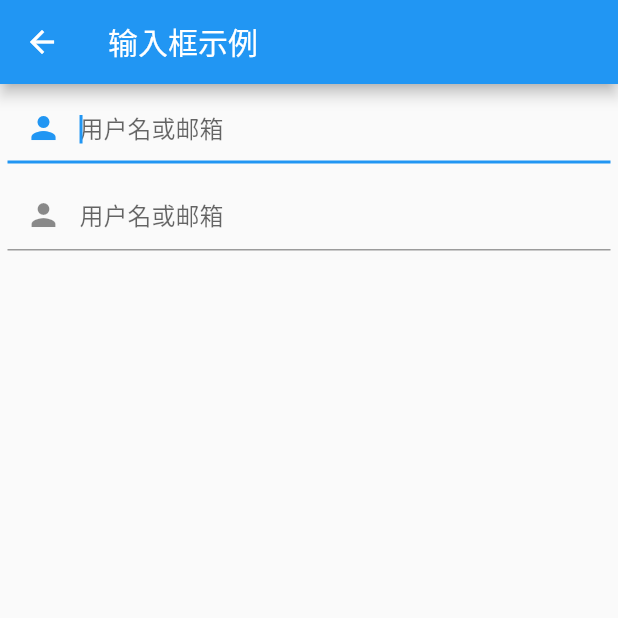
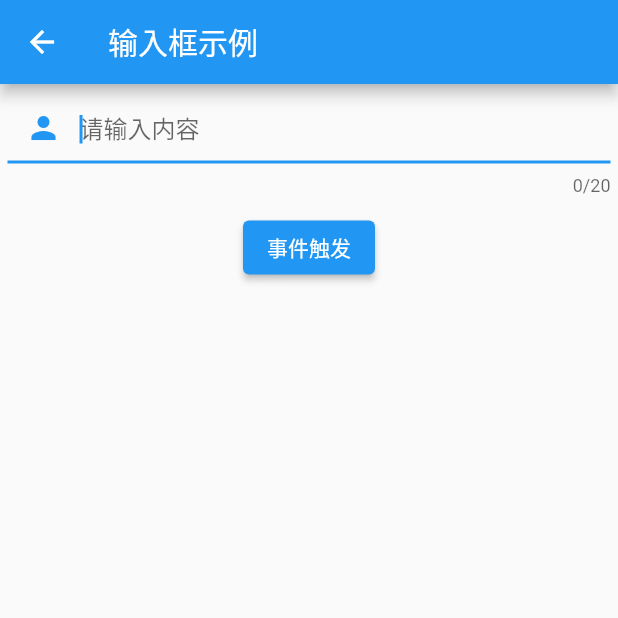
Before and after one commit to doomiracle/study_flutter, a Flutter app: the TextFieldPage screen opened directly, on a phone screen of 412 x 824 dp, the top half of it. Run offline on Flutter 3.47's test engine with Material 2 defaults, Android fonts, the phone set to English and light mode, and no system bars; our stand-ins replace fluttertoast.

Commit message:
增加部分基础控件实例

```diff
--- a/lib/widgets/base/TextFieldPage.dart
+++ b/lib/widgets/base/TextFieldPage.dart
@@ -1,7 +1,37 @@
 import 'package:flutter/material.dart';
+import 'package:flutter/services.dart';
 
 /// 文本输入框
-class TextFieldPage extends StatelessWidget {
+class TextFieldPage extends StatefulWidget {
+  @override
+  State<StatefulWidget> createState() {
+    return _TextFieldPageState();
+  }
+}
+
+class _TextFieldPageState extends State<TextFieldPage> {
+  // 控制器
+  TextEditingController controller1 = new TextEditingController();
+
+  /// 打印输入框文字
+  _printText() {
+    print(controller1.text);
+  }
+
+  /// 设置全选
+  _selectionAll() {
+    controller1.selection =
+        TextSelection(baseOffset: 0, extentOffset: controller1.text.length);
+  }
+
+  @override
+  void initState() {
+    super.initState();
+    controller1.addListener(() {
+      print("文字改变监听：" + controller1.text);
+    });
+  }
+
   @override
   Widget build(BuildContext context) {
     return Scaffold(
@@ -9,10 +39,21 @@ class TextFieldPage extends StatelessWidget {
         title: Text("输入框示例"),
       ),
       body: Column(
-        crossAxisAlignment: CrossAxisAlignment.start,
+        crossAxisAlignment: CrossAxisAlignment.center,
         children: [
-          Padding(padding: EdgeInsets.all(5.0), child: TextField1()),
-          Padding(padding: EdgeInsets.all(5.0), child: TextField1()),
+          Padding(padding: EdgeInsets.all(5.0), child: TextField1(controller1)),
+          Padding(
+              padding: EdgeInsets.all(5.0),
+              child: ElevatedButton(
+                onPressed: () {
+                  _printText();
+                  _selectionAll();
+                },
+                child: Text("事件触发"),
+                style: ButtonStyle(
+                  backgroundColor: MaterialStateProperty.all(Colors.blue),
+                ),
+              )),
         ],
       ),
     );
@@ -21,28 +62,51 @@ class TextFieldPage extends StatelessWidget {
 
 /// 文本输入框
 /// 常用属性：
+///       controller  编辑框的控制器
 ///       autofocus 是否自动获取焦点
-///       decoration 描述
-///       obscureText 是否内容不可见
-class TextField1 extends StatefulWidget {
-  @override
-  State<StatefulWidget> createState() {
-    return _SwitchState1();
+///       obscureText 是否隐藏正在编辑的文本，如用于输入密码的场景等，文本内容会用“•”替换
+///       keyboardType  输入类型；TextInputType.text
+///       textInputAction 软键盘回车按钮图标；TextInputAction.done
+///       textAlign 文字输入位置；TextAlign.left
+///       maxLines  输入框的最大行数，默认为1；如果为null，则无行数限制
+///       maxLength 允许输入内容大小
+///       maxLengthEnforcement  允许输入内容超过限制后策略；与maxLength搭配使用；MaxLengthEnforcement.enforced
+///       enabled 是否可以编辑
+///       cursorColor 光标颜色；默认主题色
+///       onChanged 内容改变监听
+///       decoration  描述；InputDecoration  用来控制外观显示，如提示文本、背景颜色、边框等
+///                                   labelText 标题文字
+///                                   hintText  提示文字内容
+///                                   prefixIcon  前缀图标
+class TextField1 extends StatelessWidget {
+  // 控制器
+  TextEditingController _controller;
+
+  TextField1(TextEditingController controller) {
+    _controller = controller;
   }
-}
-
-class _SwitchState1 extends State<TextField1> {
-
-  // 控制器
-  TextEditingController _controller = TextEditingController();
 
   @override
   Widget build(BuildContext context) {
     return TextField(
+      controller: _controller,
       autofocus: true,
-      decoration:
-          InputDecoration(hintText: "用户名或邮箱", prefixIcon: Icon(Icons.person)),
-      controller: _controller,
+      obscureText: false,
+      keyboardType: TextInputType.text,
+      textInputAction: TextInputAction.done,
+      textAlign: TextAlign.left,
+      maxLines: 1,
+      maxLength: 20,
+      maxLengthEnforcement: MaxLengthEnforcement.none,
+      enabled: true,
+      cursorColor: Colors.blue,
+      onChanged: (text) {
+        print("onChange: $text");
+      },
+      decoration: InputDecoration(
+        hintText: "请输入内容",
+        prefixIcon: Icon(Icons.person),
+      ),
     );
   }
 }
```
